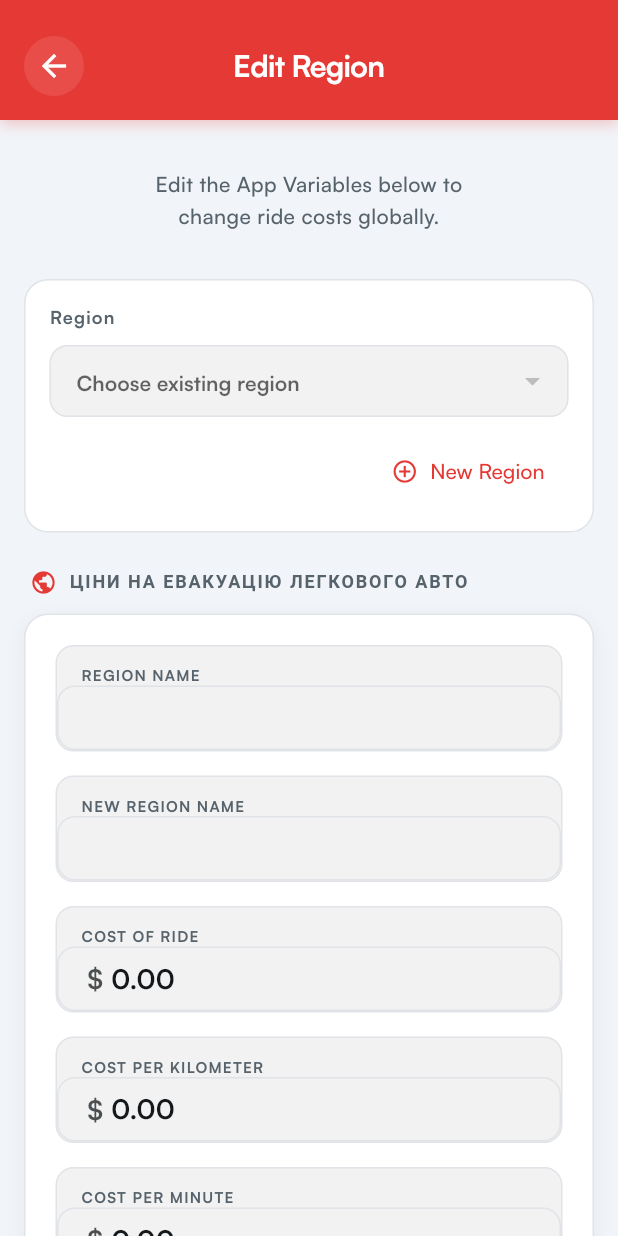
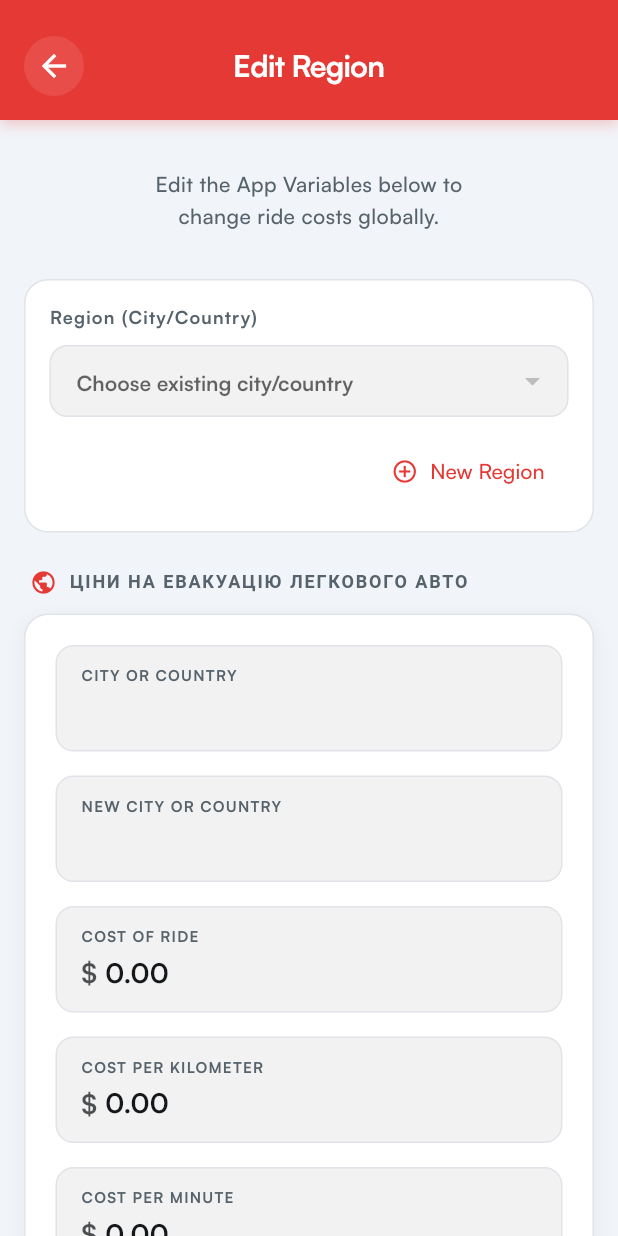
Before and after one commit to CHAMA18/RoadyGo_Admin, a Flutter app: the EditRegionPage screen opened by its route, on a phone screen of 412 x 824 dp. Run offline on Flutter 3.47's test engine with Material 3 defaults, Android fonts, the light colour scheme and no system bars; our stand-ins replace cloud_firestore, country_picker, file_picker, firebase_auth, firebase_core, firebase_storage and 3 more; accounts and stored records are empty.

Commit message:
latest changes

```diff
--- a/lib/constants/app_assets.dart
+++ b/lib/constants/app_assets.dart
@@ -1,3 +1,5 @@
 class AppAssets {
   static const String appLogo = 'assets/images/RoadyGo_Admin.jpg';
+  static const String appLogoFallback =
+      'assets/images/WhatsApp_Image_2026-02-04_at_00.58.08_4.jpeg';
 }
--- a/lib/pages/edit_region_page.dart
+++ b/lib/pages/edit_region_page.dart
@@ -117,6 +117,27 @@ class _EditRegionPageState extends State<EditRegionPage> {
     });
   }
 
+  String _normalizeRegionName(String value) {
+    return value.replaceAll(RegExp(r'\s+'), ' ').trim();
+  }
+
+  bool _isValidRegionName(String value) {
+    // Accept plain city/country names with spaces, apostrophes, and hyphens.
+    final pattern = RegExp(r"^[A-Za-z][A-Za-z '\-]{1,59}$");
+    return pattern.hasMatch(value);
+  }
+
+  String? _validateRegionName(String? value) {
+    final regionName = _normalizeRegionName(value ?? '');
+    if (regionName.isEmpty) {
+      return 'Enter a city or country name';
+    }
+    if (!_isValidRegionName(regionName)) {
+      return 'Use a valid city or country name';
+    }
+    return null;
+  }
+
   @override
   void dispose() {
     _regionNameController.dispose();
@@ -139,7 +160,7 @@ class _EditRegionPageState extends State<EditRegionPage> {
     try {
       final regionService = context.read<RegionService>();
       final now = DateTime.now();
-      final regionName = _regionNameController.text.trim();
+      final regionName = _normalizeRegionName(_regionNameController.text);
 
       final duplicateExists = _availableRegions.any(
         (region) =>
@@ -248,7 +269,6 @@ class _EditRegionPageState extends State<EditRegionPage> {
 
     // Colors matching the app theme
     final primaryColor = colorScheme.primary;
-    final accentColor = colorScheme.secondary;
     final backgroundColor =
         isDark ? AppColors.darkBackground : AppColors.lightBackground;
     final cardColor = isDark
@@ -371,7 +391,7 @@ class _EditRegionPageState extends State<EditRegionPage> {
                               crossAxisAlignment: CrossAxisAlignment.start,
                               children: [
                                 Text(
-                                  'Region',
+                                  'Region (City/Country)',
                                   style: TextStyle(
                                     fontFamily: _fontFamily,
                                     fontSize: 12,
@@ -388,7 +408,7 @@ class _EditRegionPageState extends State<EditRegionPage> {
                                   decoration: InputDecoration(
                                     filled: true,
                                     fillColor: inputBgColor,
-                                    hintText: 'Choose existing region',
+                                    hintText: 'Choose existing city/country',
                                     hintStyle: TextStyle(
                                       fontFamily: _fontFamily,
                                       color: subtextColor,
@@ -406,7 +426,7 @@ class _EditRegionPageState extends State<EditRegionPage> {
                                     focusedBorder: OutlineInputBorder(
                                       borderRadius: BorderRadius.circular(12),
                                       borderSide:
-                                          BorderSide(color: primaryColor),
+                                          BorderSide(color: borderColor),
                                     ),
                                     contentPadding: const EdgeInsets.symmetric(
                                       horizontal: 14,
@@ -483,13 +503,14 @@ class _EditRegionPageState extends State<EditRegionPage> {
                               children: [
                                 if (_availableRegions.isNotEmpty)
                                   _FloatingLabelDropdown(
-                                    label: context.tr('Region Name'),
+                                    label: context.tr('City or Country'),
                                     value: _selectedRegionId,
                                     inputBgColor: inputBgColor,
                                     borderColor: borderColor,
                                     textColor: textColor,
                                     subtextColor: subtextColor,
-                                    hint: context.tr('Choose existing region'),
+                                    hint:
+                                        context.tr('Choose existing city/country'),
                                     items: _availableRegions
                                         .map(
                                           (region) =>
@@ -511,24 +532,26 @@ class _EditRegionPageState extends State<EditRegionPage> {
                                   )
                                 else
                                   _FloatingLabelInput(
-                                    label: context.tr('Region Name'),
+                                    label: context.tr('City or Country'),
                                     controller: _regionNameController,
                                     inputBgColor: inputBgColor,
                                     borderColor: borderColor,
                                     textColor: textColor,
                                     subtextColor: subtextColor,
                                     keyboardType: TextInputType.text,
+                                    validator: _validateRegionName,
                                   ),
                                 if (_currentRegion == null) ...[
                                   const SizedBox(height: 16),
                                   _FloatingLabelInput(
-                                    label: context.tr('New Region Name'),
+                                    label: context.tr('New City or Country'),
                                     controller: _regionNameController,
                                     inputBgColor: inputBgColor,
                                     borderColor: borderColor,
                                     textColor: textColor,
                                     subtextColor: subtextColor,
                                     keyboardType: TextInputType.text,
+                                    validator: _validateRegionName,
                                   ),
                                 ],
                                 const SizedBox(height: 16),
@@ -575,16 +598,12 @@ class _EditRegionPageState extends State<EditRegionPage> {
                                   label: context.tr('Float Percent'),
                                   controller: _floatPercentController,
                                   inputBgColor: inputBgColor,
-                                  borderColor:
-                                      accentColor.withValues(alpha: 0.5),
+                                  borderColor: borderColor,
                                   textColor: textColor,
-                                  subtextColor: accentColor,
-                                  isAccent: true,
-                                  accentColor: accentColor,
+                                  subtextColor: subtextColor,
                                   keyboardType:
                                       const TextInputType.numberWithOptions(
                                           decimal: true),
-                                  suffix: '2/2',
                                 ),
                               ],
                             ),
@@ -662,12 +681,9 @@ class _EditRegionPageState extends State<EditRegionPage> {
                                   label: context.tr('Corporate Float Percent'),
                                   controller: _corpFloatPercentController,
                                   inputBgColor: inputBgColor,
-                                  borderColor:
-                                      accentColor.withValues(alpha: 0.5),
+                                  borderColor: borderColor,
                                   textColor: textColor,
-                                  subtextColor: accentColor,
-                                  isAccent: true,
-                                  accentColor: accentColor,
+                                  subtextColor: subtextColor,
                                   keyboardType:
                                       const TextInputType.numberWithOptions(
                                           decimal: true),
@@ -783,6 +799,7 @@ class _FloatingLabelInput extends StatelessWidget {
   final TextInputType keyboardType;
   final String? suffix;
   final String? prefix;
+  final String? Function(String?)? validator;
 
   const _FloatingLabelInput({
     required this.label,
@@ -796,6 +813,7 @@ class _FloatingLabelInput extends StatelessWidget {
     this.keyboardType = TextInputType.text,
     this.suffix,
     this.prefix,
+    this.validator,
   });
 
   @override
@@ -845,6 +863,10 @@ class _FloatingLabelInput extends StatelessWidget {
                 ),
                 decoration: InputDecoration(
                   border: InputBorder.none,
+                  enabledBorder: InputBorder.none,
+                  focusedBorder: InputBorder.none,
+                  errorBorder: InputBorder.none,
+                  focusedErrorBorder: InputBorder.none,
                   contentPadding: const EdgeInsets.only(
                       left: 16, right: 16, bottom: 12, top: 4),
                   isDense: true,
@@ -856,12 +878,13 @@ class _FloatingLabelInput extends StatelessWidget {
                     color: textColor.withValues(alpha: 0.75),
                   ),
                 ),
-                validator: (value) {
-                  if (value == null || value.isEmpty) {
-                    return 'Please enter a value';
-                  }
-                  return null;
-                },
+                validator: validator ??
+                    (value) {
+                      if (value == null || value.isEmpty) {
+                        return 'Please enter a value';
+                      }
+                      return null;
+                    },
               ),
             ],
           ),
@@ -944,6 +967,10 @@ class _FloatingLabelDropdown extends StatelessWidget {
             ),
             decoration: InputDecoration(
               border: InputBorder.none,
+              enabledBorder: InputBorder.none,
+              focusedBorder: InputBorder.none,
+              errorBorder: InputBorder.none,
+              focusedErrorBorder: InputBorder.none,
               contentPadding:
                   const EdgeInsets.only(left: 16, right: 16, bottom: 12, top: 4),
               isDense: true,
```
Also changed, not shown: lib/pages/admin_registration_page.dart (+8 -28 lines), lib/pages/profile_settings_page.dart (+18 -4 lines), 1 other file.
